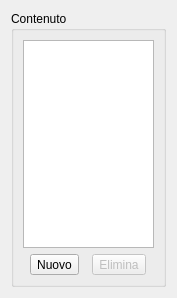
Before: the Qt Designer form src/dettagliarticolomenu.ui in mtonin/gestcassa, drawn with Qt 5.
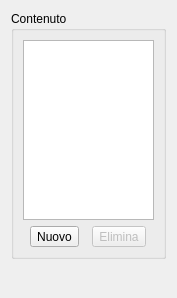
After: the same form once the commit is applied.

Diff of the .ui file:
```diff
--- a/src/dettagliarticolomenu.ui
+++ b/src/dettagliarticolomenu.ui
@@ -70,6 +70,19 @@
      </item>
     </layout>
    </item>
+   <item>
+    <spacer name="verticalSpacer">
+     <property name="orientation">
+      <enum>Qt::Vertical</enum>
+     </property>
+     <property name="sizeHint" stdset="0">
+      <size>
+       <width>20</width>
+       <height>40</height>
+      </size>
+     </property>
+    </spacer>
+   </item>
   </layout>
  </widget>
  <resources/>
```
